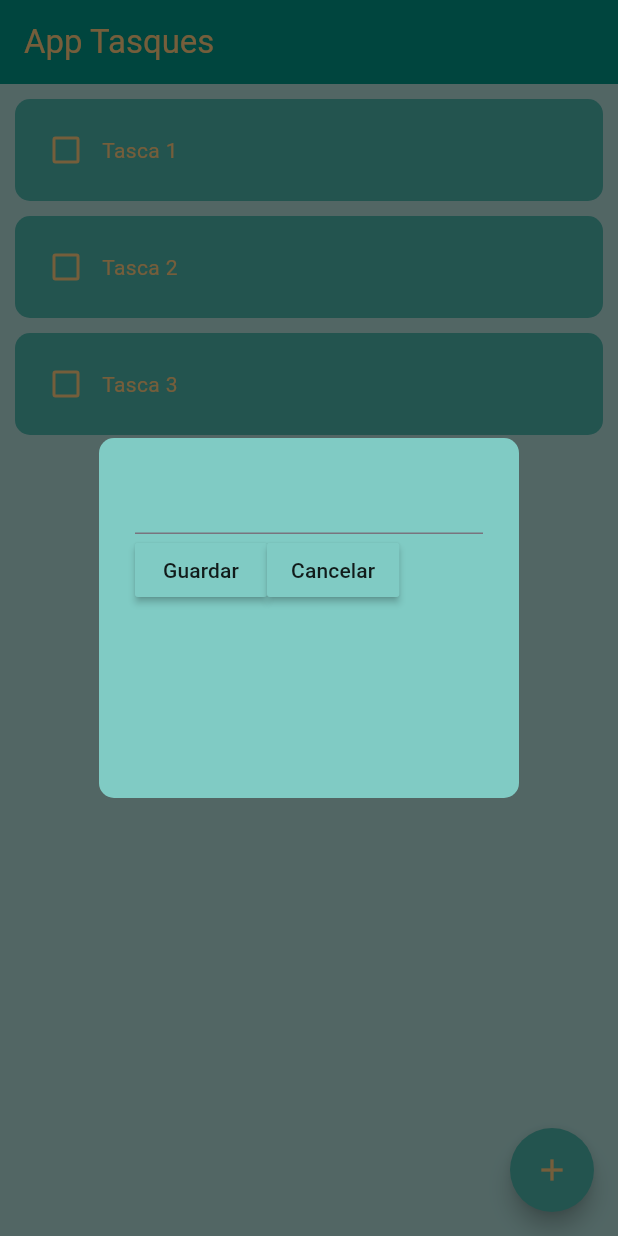
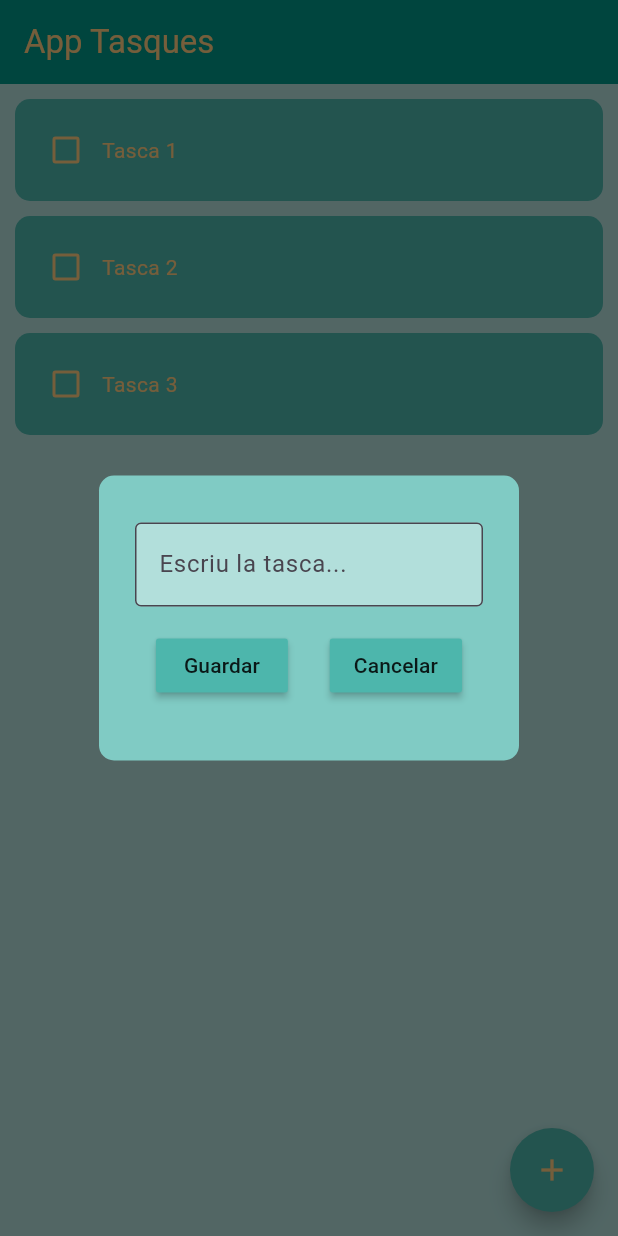
Before and after one commit to Polichus/aplicacio_tasques, a Flutter app: the screen it shows after launch, after a tap on the "add" icon, on a phone screen of 412 x 824 dp. Run offline on Flutter 3.47's test engine with Material 3 defaults, Android fonts, the phone set to English and light mode, and no system bars; drawn by our look-alikes of flutter_slidable.

Commit message:
Dialog fet y guardant tasques

```diff
--- a/lib/components/boto_dialog.dart
+++ b/lib/components/boto_dialog.dart
@@ -14,7 +14,7 @@ class BotoDialog extends StatelessWidget {
   Widget build(BuildContext context) {
     return MaterialButton(
       onPressed: accioBoto,
-      color: Colors.teal[200],
+      color: Colors.teal[300],
       child: Text(textBoto),
     );
   }
--- a/lib/components/dialog_nova_tasca.dart
+++ b/lib/components/dialog_nova_tasca.dart
@@ -2,7 +2,16 @@ import 'package:aplicacio_tasques/components/boto_dialog.dart';
 import 'package:flutter/material.dart';
 
 class DialogNovaTasca extends StatelessWidget {
-  const DialogNovaTasca({super.key});
+  final TextEditingController tecTextTasca;
+  final Function()? accioGuardar;
+  final Function()? accioCancerlar;
+
+  const DialogNovaTasca({
+    super.key,
+    required this.tecTextTasca,
+    required this.accioGuardar,
+    required this.accioCancerlar,
+  });
 
   @override
   Widget build(BuildContext context) {
@@ -12,19 +21,30 @@ class DialogNovaTasca extends StatelessWidget {
         borderRadius: BorderRadius.circular(10),
       ),
       content: Container(
-        height: 200,
+        height: 150,
         child: Column(
+          mainAxisAlignment: MainAxisAlignment.spaceEvenly,
           children: [
-            const TextField(),
+            TextField(
+              controller: tecTextTasca,
+              cursorColor: Colors.orange[300],
+              decoration: InputDecoration(
+                hintText: "Escriu la tasca...",
+                border: const OutlineInputBorder(),
+                filled: true,
+                fillColor: Colors.teal[100],
+              ),
+            ),
             Row(
+              mainAxisAlignment: MainAxisAlignment.spaceAround,
               children: [
                 BotoDialog(
                   textBoto: "Guardar",
-                  accioBoto: () {},
+                  accioBoto: accioGuardar,
                 ),
                 BotoDialog(
                   textBoto: "Cancelar",
-                  accioBoto: () {},
+                  accioBoto: accioCancerlar,
                 ),
               ],
             )
--- a/lib/pagines/pagina_principal.dart
+++ b/lib/pagines/pagina_principal.dart
@@ -16,6 +16,22 @@ class _PaginaPrincipalState extends State<PaginaPrincipal> {
     {"titol": "Tasca 3", "valor": false},
   ];
 
+  TextEditingController tecTextTasca = TextEditingController();
+
+  void accioGuardar(){
+    setState(() {
+      tasquesLlista.add({
+        "titol": tecTextTasca.text,
+        "valor": false,
+      });
+    });
+    accioCancerlar();
+  }
+  void accioCancerlar(){
+    Navigator.of(context).pop();
+    tecTextTasca.clear();
+  }
+
   void canviaCheckbox(int posLista) {
     setState(() {
       tasquesLlista[posLista]["valor"] = !tasquesLlista[posLista]["valor"];
@@ -31,8 +47,12 @@ class _PaginaPrincipalState extends State<PaginaPrincipal> {
   void crearNovaTasca() {
     showDialog(
       context: context,
-      builder: (context){
-        return const DialogNovaTasca();
+      builder: (context) {
+        return DialogNovaTasca(
+          tecTextTasca: tecTextTasca,
+          accioGuardar: accioGuardar,
+          accioCancerlar: accioCancerlar,
+        );
       },
     );
   }
```
